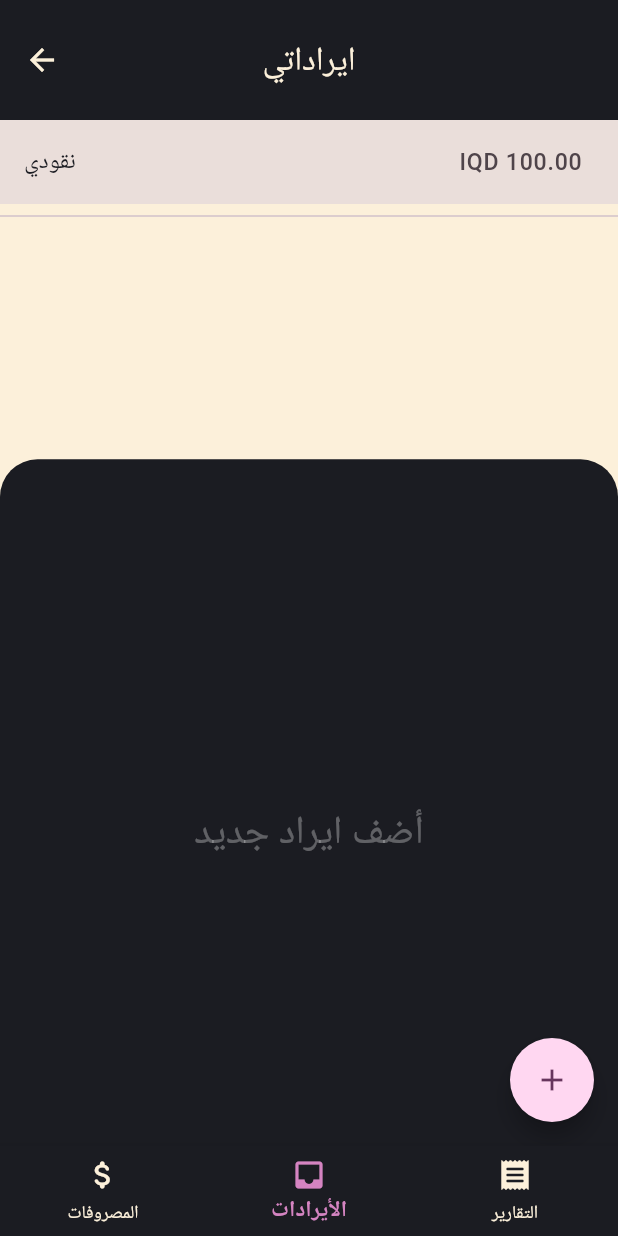
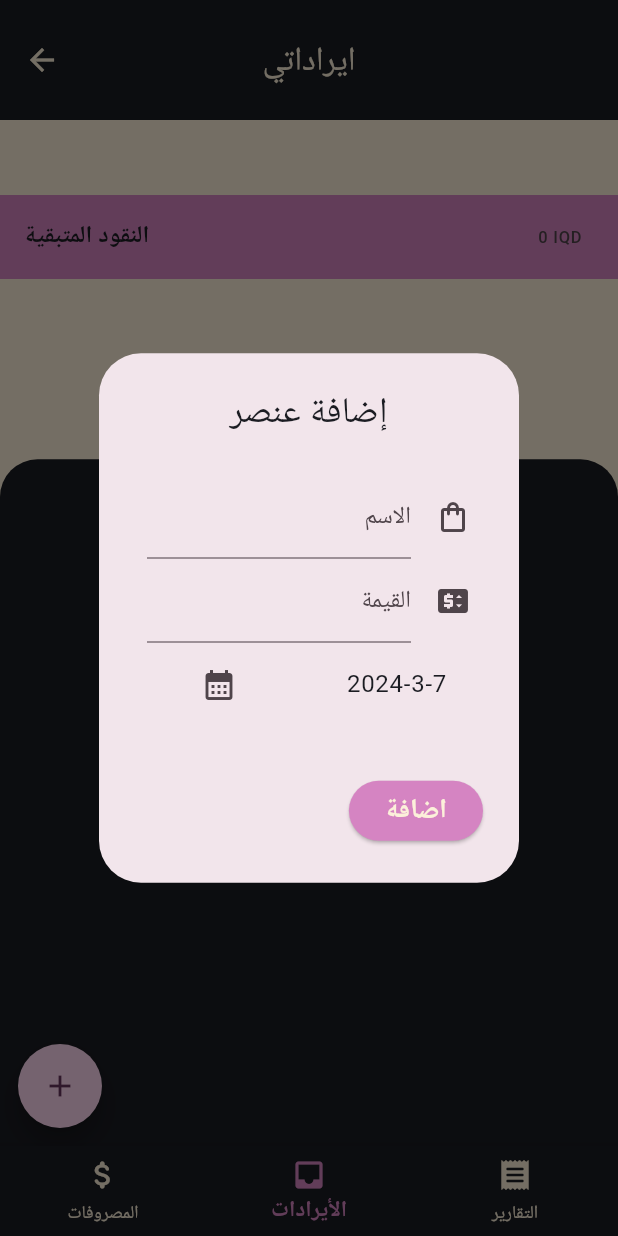
Before and after one commit to Wh0ba/masrafi, a Flutter app: the Homepage screen opened directly with empty values, item 2 of the bottom bar chosen, after a tap on the "add" icon, on a phone screen of 412 x 824 dp. Run offline on Flutter 3.47's test engine with Material 3 defaults, Android fonts, the phone set to English and light mode, and no system bars; our stand-ins replace shared_preferences, sqflite; missing offline and left inert: bcrypt; accounts and stored records are empty.

Commit message:
incomes done

```diff
--- a/lib/pages/expenses_page.dart
+++ b/lib/pages/expenses_page.dart
@@ -1,4 +1,5 @@
 import 'package:flutter/material.dart';
+import 'package:flutter/widgets.dart';
 import 'package:masrafi/handlers/db.dart';
 import 'package:masrafi/models/m_category.dart';
 import 'package:masrafi/models/m_transaction.dart';
@@ -6,8 +7,9 @@ import 'package:masrafi/widgets/add_item_dialog.dart';
 import 'package:masrafi/widgets/item_list_widget.dart';
 
 class ExpensesPage extends StatefulWidget {
-  const ExpensesPage({super.key, required this.userid});
+  const ExpensesPage({Key? key, required this.userid}) : super(key: key);
   final int userid;
+
   @override
   State<ExpensesPage> createState() => _ExpensesPageState();
 }
@@ -15,8 +17,8 @@ class ExpensesPage extends StatefulWidget {
 class _ExpensesPageState extends State<ExpensesPage>
     with TickerProviderStateMixin {
   MCategory _selectedCategory = MCategory.food;
-  int tabBarIndex = 0;
   late TabController _tabController;
+
   @override
   void initState() {
     _tabController = TabController(
@@ -29,23 +31,14 @@ class _ExpensesPageState extends State<ExpensesPage>
   @override
   Widget build(BuildContext context) {
     return Scaffold(
-      resizeToAvoidBottomInset: false,
       appBar: AppBar(
+        title: const Text('مصروفاتي'),
         centerTitle: true,
         toolbarHeight: 80,
-        title: const Text('مصروفاتي'),
       ),
-      body:
-          Column(mainAxisAlignment: MainAxisAlignment.spaceBetween, children: [
-        const ListTile(
-          tileColor: Color(0xffeadeda),
-          title: Text("نقودي"),
-          trailing: Text(
-            "IQD 100.00",
-            textScaler: TextScaler.linear(1.4),
-          ),
-        ),
-        const Divider(),
+      body: Column(
+        mainAxisAlignment: MainAxisAlignment.spaceBetween,
+        children: [
           const Spacer(),
           Stack(
             children: [
@@ -53,9 +46,10 @@ class _ExpensesPageState extends State<ExpensesPage>
                 future: DB.instance.getTransactions(widget.userid),
                 initialData: const [],
                 builder: (context, snapshot) {
+                  List<MTransaction> data = [];
                   if (snapshot.hasData) {
-                  List<MTransaction> data =
-                      List<MTransaction>.from(snapshot.data!);
+                    data = List<MTransaction>.from(snapshot.data!);
+                  }
                   return SingleChildScrollView(
                     padding: const EdgeInsets.only(top: 8),
                     child: SizedBox(
@@ -68,17 +62,8 @@ class _ExpensesPageState extends State<ExpensesPage>
                             .toList(),
                         onRemove: (index) {},
                       ),
-                      ));
-                } else {
-                  return SizedBox(
-                    height: MediaQuery.of(context).size.height / 1.8,
-                    child: ItemList(
-                      placeholder: "الرجاء الإنتظار...",
-                      items: const [],
-                      onRemove: (index) {},
                     ),
                   );
-                }
                 },
               ),
               ListTile(
@@ -90,44 +75,40 @@ class _ExpensesPageState extends State<ExpensesPage>
                           color: Theme.of(context).colorScheme.primary),
                       borderRadius: const BorderRadius.only(
                           bottomLeft: Radius.circular(20),
-                          bottomRight: Radius.circular(20))),
+                          bottomRight: Radius.circular(20)),
+                    ),
                     child: DropdownButton(
                       alignment: Alignment.center,
-                      padding: const EdgeInsets.symmetric(
-                        horizontal: 30,
-                      ),
+                      padding: const EdgeInsets.symmetric(horizontal: 30),
                       dropdownColor: Theme.of(context).colorScheme.onBackground,
                       underline: Container(),
                       style: TextStyle(
                           color: Theme.of(context).colorScheme.background,
                           fontSize: 19),
                       value: _selectedCategory,
-                      items: [
-                        ...MCategory.values
+                      items: MCategory.values
                           .where((element) => element.id < 10)
                           .map((e) => DropdownMenuItem(
                               alignment: Alignment.center,
                               value: e,
-                                  child: Text(e.name),
-                                ))
-                            .toList()
-                      ],
-                      onChanged: (value) {
-                        setState(() {
-                          _selectedCategory = value ?? MCategory.food;
-                        });
-                      }),
+                              child: Text(e.name)))
+                          .toList(),
+                      onChanged: (value) => setState(
+                          () => _selectedCategory = value ?? MCategory.food),
+                    ),
                   ),
                 ),
               ),
             ],
           ),
-      ]),
+        ],
+      ),
       floatingActionButtonLocation: FloatingActionButtonLocation.miniStartFloat,
       floatingActionButton: FloatingActionButton(
-          shape: const CircleBorder(),
-          onPressed: () {
-            addNewItemDialog(context, (name, amount, date, category) {
+        onPressed: () => addNewItemDialog(
+            context: context,
+            isExpense: true,
+            callback: (name, amount, date, category) {
               DB.instance.addTransaction(
                   MTransaction(
                       name: name,
@@ -136,9 +117,10 @@ class _ExpensesPageState extends State<ExpensesPage>
                       categoryID: category.id),
                   widget.userid);
               setState(() {});
-            });
-          },
-          child: const Icon(Icons.add)),
+            }),
+        shape: const CircleBorder(),
+        child: const Icon(Icons.add),
+      ),
     );
   }
 
@@ -147,4 +129,6 @@ class _ExpensesPageState extends State<ExpensesPage>
     _tabController.dispose();
     super.dispose();
   }
+
+
 }
--- a/lib/pages/homepage.dart
+++ b/lib/pages/homepage.dart
@@ -1,4 +1,9 @@
+import 'package:flutter/cupertino.dart';
 import 'package:flutter/material.dart';
+import 'package:flutter/widgets.dart';
+import 'package:masrafi/handlers/db.dart';
+import 'package:masrafi/models/m_category.dart';
+import 'package:masrafi/models/m_transaction.dart';
 import 'package:masrafi/pages/expenses_page.dart';
 import 'package:masrafi/pages/incomes_page.dart';
 
@@ -22,14 +27,32 @@ class _HomepageState extends State<Homepage> {
   Widget build(BuildContext context) {
     return Scaffold(
       resizeToAvoidBottomInset: false,
-      body: Center(
-        child: [
-          ExpensesPage(
-            userid: widget.userid,
+      body: Stack(
+        children: [
+          Center(
+            child: [
+              ExpensesPage(
+                userid: widget.userid,
+              ),
+              IncomePage(
+                userid: widget.userid,
+              ),
+              const Text('Page 3')
+            ].elementAt(_selectedIndex),
           ),
-          const IncomePage(),
-          const Text('Page 3')
-        ].elementAt(_selectedIndex),
+          _selectedIndex != 2
+              ? Container(
+                  decoration: BoxDecoration(
+                      color: Theme.of(context).colorScheme.primary),
+                  margin: const EdgeInsets.only(top: 130),
+                  child: ListTile(
+                    title: const Text("النقود المتبقية",
+                        style: TextStyle(fontWeight: FontWeight.bold)),
+                    trailing: calculateMoney(),
+                  ),
+                )
+              : Container(),
+        ],
       ),
       bottomNavigationBar: BottomNavigationBar(
         selectedLabelStyle:
@@ -54,4 +77,28 @@ class _HomepageState extends State<Homepage> {
       ),
     );
   }
+
+  Widget calculateMoney() {
+    return FutureBuilder(
+      future: DB.instance.getTransactions(widget.userid),
+      initialData: const [],
+      builder: (BuildContext context, AsyncSnapshot snapshot) {
+        if (snapshot.hasData) {
+          List<MTransaction> data = List<MTransaction>.from(snapshot.data);
+          num totalExpenses = data
+              .where((element) => element.categoryID < 10)
+              .fold(0,
+                  (previousValue, element) => previousValue + element.amount);
+          num totalIncome = data
+              .where((element) => element.categoryID == MCategory.income.id)
+              .fold(0,
+                  (previousValue, element) => previousValue + element.amount);
+          num total = totalIncome - totalExpenses;
+          return Text('$total IQD', style: const TextStyle(fontSize: 18));
+        } else {
+          return const Text('0 IQD');
+        }
+      },
+    );
+  }
 }
--- a/lib/pages/incomes_page.dart
+++ b/lib/pages/incomes_page.dart
@@ -1,9 +1,14 @@
 import 'package:flutter/material.dart';
+import 'package:masrafi/models/m_category.dart';
 import 'package:masrafi/models/m_transaction.dart';
+import 'package:masrafi/widgets/add_item_dialog.dart';
 import 'package:masrafi/widgets/item_list_widget.dart';
 
+import '../handlers/db.dart';
+
 class IncomePage extends StatefulWidget {
-  const IncomePage({super.key});
+  const IncomePage({super.key, required this.userid});
+  final int userid;
 
   @override
   State<IncomePage> createState() => _IncomePageState();
@@ -33,29 +38,48 @@ class _IncomePageState extends State<IncomePage> with TickerProviderStateMixin {
       ),
       body:
           Column(mainAxisAlignment: MainAxisAlignment.spaceBetween, children: [
-        const ListTile(
-          tileColor: Color(0xffeadeda),
-          title: Text("نقودي"),
-          trailing: Text(
-            "IQD 100.00",
-            textScaler: TextScaler.linear(1.4),
-          ),
+        const Spacer(),
+        FutureBuilder(
+          future: DB.instance.getTransactions(widget.userid),
+          initialData: const [],
+          builder: (context, snapshot) {
+            List<MTransaction> data = [];
+            if (snapshot.hasData) {
+              data = List<MTransaction>.from(snapshot.data!);
+            }
+            return SingleChildScrollView(
+              padding: const EdgeInsets.only(top: 8),
+              child: SizedBox(
+                height: MediaQuery.of(context).size.height / 1.8,
+                child: ItemList(
+                  placeholder: "أضف مصروف جديد",
+                  items: data
+                      .where((element) =>
+                          element.categoryID == MCategory.income.id)
+                      .toList(),
+                  onRemove: (index) {},
+                ),
+              ),
+            );
+          },
         ),
-        const Divider(),
-        const Spacer(),
-        SingleChildScrollView(
-            child: SizedBox(
-          height: MediaQuery.of(context).size.height / 1.8,
-          child: ItemList(
-            placeholder: "أضف ايراد جديد",
-            items: const [],
-            onRemove: (index) {},
-          ),
-        )),
       ]),
+      floatingActionButtonLocation: FloatingActionButtonLocation.miniStartFloat,
       floatingActionButton: FloatingActionButton(
           shape: const CircleBorder(),
-          onPressed: () {},
+          onPressed: () => addNewItemDialog(
+              context: context,
+              isExpense: false,
+              callback: (name, amount, date, category) {
+                DB.instance.addTransaction(
+                    MTransaction(
+                        name: name,
+                        amount: amount,
+                        date: date,
+                        categoryID: category.id),
+                    widget.userid);
+                setState(() {});
+              }),
           child: const Icon(Icons.add)),
     );
   }
```
Also changed, not shown: lib/handlers/db.dart (+16 -16 lines), lib/widgets/add_item_dialog.dart (+17 -7 lines), 1 other file. Lines whose indentation alone changed are shown as unchanged.
